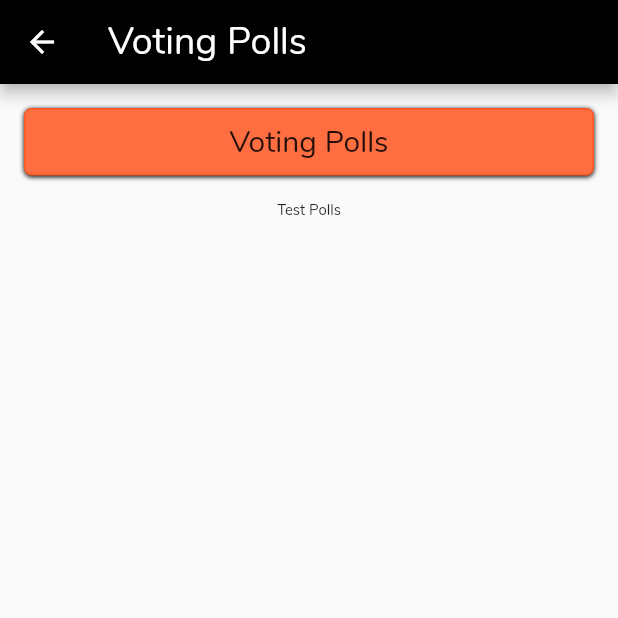
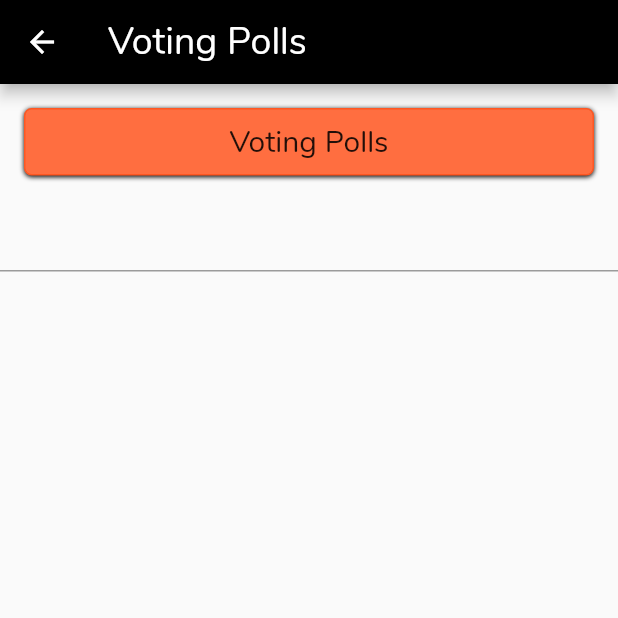
Before and after one commit to FusionIIIT/Fusion-mobile, a Flutter app: the GymkhanaHomepage screen opened by its route, after a tap on "Voting Polls", on a phone screen of 412 x 824 dp, the top half of it. Run offline on Flutter 3.47's test engine with Material 2 defaults, Android fonts, the phone set to English and light mode, and no system bars; our stand-ins replace shared_preferences; accounts and stored records are empty.

Commit message:
Merge remote-tracking branch 'upstream/main' into Gymkhana
# Conflicts:
#	lib/main.dart

commit 11

```diff
--- a/lib/main.dart
+++ b/lib/main.dart
@@ -63,7 +63,7 @@ class _MyAppState extends State<MyApp> {
         '/gymkhana_homepage': (context) => GymkhanaHomepage(),
         '/gymkhana_homepage/apply': (context) => Apply(),
         '/gymkhana_homepage/polls': (context) => Polls(),
-        '/gymkhana_homepage/clubs': (context) => Clubs(),
+        '/gymkhana_homepage/clubs': (context) => Club(),
         '/gymkhana_homepage/member_records': (context) => Records(),
         '/library_homepage': (context) => LibraryHomeScreen(),
         '/library_homepage/book_search': (context) => BookSearch(),
--- a/lib/screens/Gymkhana/Polls.dart
+++ b/lib/screens/Gymkhana/Polls.dart
@@ -1,12 +1,7 @@
 import 'package:flutter/cupertino.dart';
 import 'package:flutter/material.dart';
 
-class Polls extends StatefulWidget {
-  @override
-  _PollsState createState() => _PollsState();
-}
-
-class _PollsState extends State<Polls> {
+class Polls extends StatelessWidget {
   @override
   Widget build(BuildContext context) {
     return VotingPolls();
@@ -24,7 +19,7 @@ class VotingPollsState extends State<VotingPolls> {
     return Scaffold(
         appBar: AppBar(
           title: Text(
-              'Voting Polls',
+            'Voting Polls',
             style: TextStyle(fontSize: 25),),
           backgroundColor: Colors.black,
         ),
@@ -67,8 +62,7 @@ class VotingPollsState extends State<VotingPolls> {
                 ),
               ),
             ),
-            Text('Test Polls',
-            style: TextStyle(fontSize: 10))
+            TextField()
           ],
         ));
   }
```
